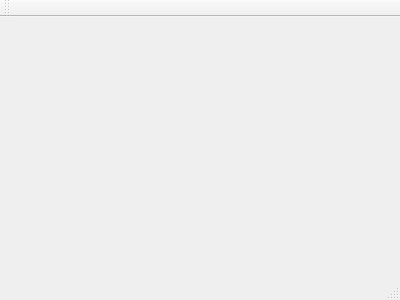
Before: the Qt Designer form assemblyHMIstandard/mainwindow.ui in smandyscom/front-base-widget, drawn with Qt 5.
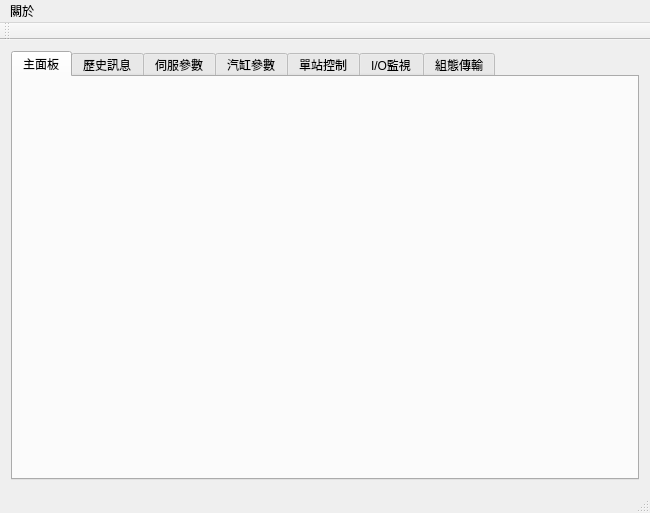
After: the same form once the commit is applied. Custom widgets are drawn as their Qt base class.

```diff
--- a/assemblyHMIstandard/mainwindow.ui
+++ b/assemblyHMIstandard/mainwindow.ui
@@ -1,24 +1,125 @@
 <ui version="4.0">
  <class>MainWindow</class>
- <widget class="QMainWindow" name="MainWindow" >
-  <property name="geometry" >
+ <widget class="QMainWindow" name="MainWindow">
+  <property name="geometry">
    <rect>
     <x>0</x>
     <y>0</y>
-    <width>400</width>
-    <height>300</height>
+    <width>650</width>
+    <height>513</height>
    </rect>
   </property>
   <property name="windowTitle" >
    <string>MainWindow</string>
   </property>
-  <widget class="QMenuBar" name="menuBar" />
-  <widget class="QToolBar" name="mainToolBar" />
-  <widget class="QWidget" name="centralWidget" />
-  <widget class="QStatusBar" name="statusBar" />
+  <widget class="QWidget" name="centralWidget">
+   <layout class="QGridLayout" name="gridLayout">
+    <item row="0" column="0">
+     <widget class="QTabWidget" name="tabWidget">
+      <property name="currentIndex">
+       <number>0</number>
+      </property>
+      <property name="documentMode">
+       <bool>false</bool>
+      </property>
+      <property name="tabsClosable">
+       <bool>false</bool>
+      </property>
+      <property name="tabBarAutoHide">
+       <bool>false</bool>
+      </property>
+      <widget class="QWidget" name="tabMain">
+       <attribute name="title">
+        <string>主面板</string>
+       </attribute>
+      </widget>
+      <widget class="QWidget" name="tabHistory">
+       <attribute name="title">
+        <string>歷史訊息</string>
+       </attribute>
+      </widget>
+      <widget class="FrontAxisParameter" name="tabAxis">
+       <attribute name="title">
+        <string>伺服參數</string>
+       </attribute>
+      </widget>
+      <widget class="FrontCylinderPanel" name="tabCylinder">
+       <attribute name="title">
+        <string>汽缸參數</string>
+       </attribute>
+      </widget>
+      <widget class="FrontUnitPanel" name="tabUnit">
+       <attribute name="title">
+        <string>單站控制</string>
+       </attribute>
+      </widget>
+      <widget class="QWidget" name="tabIO">
+       <attribute name="title">
+        <string>I/O監視</string>
+       </attribute>
+      </widget>
+      <widget class="FrontConfigurationTransfer" name="tabConfiguration">
+       <attribute name="title">
+        <string>組態傳輸</string>
+       </attribute>
+      </widget>
+     </widget>
+    </item>
+   </layout>
+  </widget>
+  <widget class="QMenuBar" name="menuBar">
+   <property name="geometry">
+    <rect>
+     <x>0</x>
+     <y>0</y>
+     <width>650</width>
+     <height>25</height>
+    </rect>
+   </property>
+   <widget class="QMenu" name="menu">
+    <property name="title">
+     <string>關於</string>
+    </property>
+   </widget>
+   <addaction name="menu"/>
+  </widget>
+  <widget class="QToolBar" name="mainToolBar">
+   <attribute name="toolBarArea">
+    <enum>TopToolBarArea</enum>
+   </attribute>
+   <attribute name="toolBarBreak">
+    <bool>false</bool>
+   </attribute>
+  </widget>
+  <widget class="QStatusBar" name="statusBar"/>
  </widget>
- <layoutDefault spacing="6" margin="11" />
- <pixmapfunction></pixmapfunction>
+ <layoutdefault spacing="6" margin="11"/>
+ <customwidgets>
+  <customwidget>
+   <class>FrontAxisParameter</class>
+   <extends>QWidget</extends>
+   <header>frontaxisparameter.h</header>
+   <container>1</container>
+  </customwidget>
+  <customwidget>
+   <class>FrontCylinderPanel</class>
+   <extends>QWidget</extends>
+   <header>frontcylinderpanel.h</header>
+   <container>1</container>
+  </customwidget>
+  <customwidget>
+   <class>FrontUnitPanel</class>
+   <extends>QWidget</extends>
+   <header>frontunitpanel.h</header>
+   <container>1</container>
+  </customwidget>
+  <customwidget>
+   <class>FrontConfigurationTransfer</class>
+   <extends>QWidget</extends>
+   <header>frontconfigurationtransfer.h</header>
+   <container>1</container>
+  </customwidget>
+ </customwidgets>
  <resources/>
  <connections/>
 </ui>
```
Left out of the diff: 3 changed lines with no effect on the pictures.
